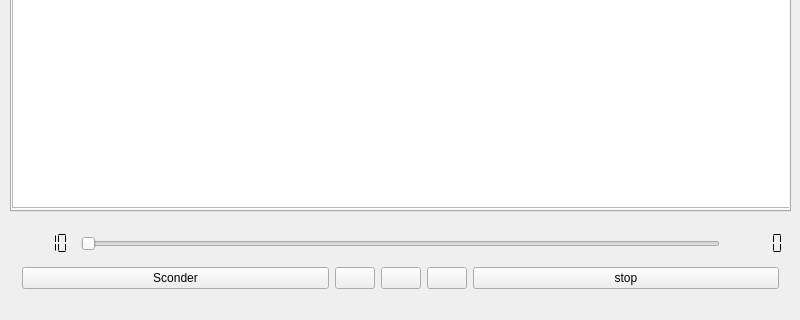
First picture: the form in M_A_C/Forms/mainwindow.ui, repository 4k1x/M_A_C, before the edit; both pictures show x 0 to 800 and y 169 to 489 of the 800 by 489 pixel window.
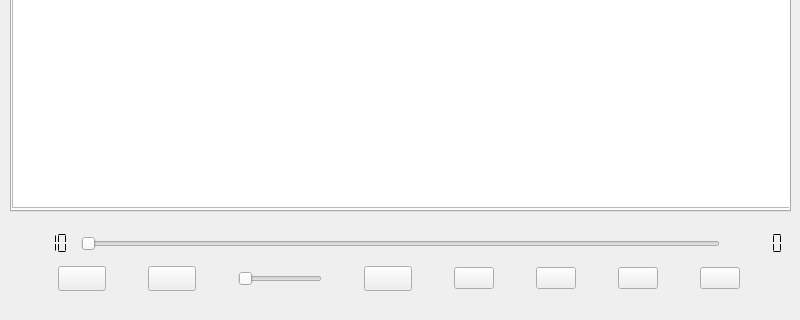
Second picture: the form after the edit. Icons and pictures are not drawn.

Commit message: A;adida funcionalidad a los botones y playlist Falla next y back con una sola caancion

The edit to the form file:
```diff
--- a/M_A_C/Forms/mainwindow.ui
+++ b/M_A_C/Forms/mainwindow.ui
@@ -20,7 +20,7 @@
       <x>0</x>
       <y>390</y>
       <width>801</width>
-      <height>91</height>
+      <height>92</height>
      </rect>
     </property>
     <layout class="QVBoxLayout" name="verticalLayout">
@@ -108,16 +108,79 @@
      </item>
      <item>
       <widget class="QWidget" name="horizontalWidget_2" native="true">
+       <property name="sizePolicy">
+        <sizepolicy hsizetype="Preferred" vsizetype="Preferred">
+         <horstretch>0</horstretch>
+         <verstretch>0</verstretch>
+        </sizepolicy>
+       </property>
        <layout class="QHBoxLayout" name="horizontalLayout_2">
         <item>
-         <widget class="QPushButton" name="btn_hilo">
+         <widget class="QToolButton" name="mute">
           <property name="text">
-           <string>Sconder</string>
+           <string/>
           </property>
+          <property name="icon">
+           <iconset resource="../Resources/iconos.qrc">
+            <normaloff>:/new/iconos/Iconos/icono-mute.png</normaloff>:/new/iconos/Iconos/icono-mute.png</iconset>
+          </property>
+          <property name="iconSize">
+           <size>
+            <width>40</width>
+            <height>40</height>
+           </size>
+          </property>
          </widget>
         </item>
         <item>
-         <widget class="QPushButton" name="pushButton_9">
+         <widget class="QToolButton" name="volumen_down">
+          <property name="text">
+           <string/>
+          </property>
+          <property name="icon">
+           <iconset resource="../Resources/iconos.qrc">
+            <normaloff>:/new/iconos/Iconos/icono-menos.png</normaloff>:/new/iconos/Iconos/icono-menos.png</iconset>
+          </property>
+          <property name="iconSize">
+           <size>
+            <width>40</width>
+            <height>40</height>
+           </size>
+          </property>
+         </widget>
+        </item>
+        <item>
+         <widget class="QSlider" name="volumen">
+          <property name="sizePolicy">
+           <sizepolicy hsizetype="Fixed" vsizetype="Fixed">
+            <horstretch>0</horstretch>
+            <verstretch>0</verstretch>
+           </sizepolicy>
+          </property>
+          <property name="orientation">
+           <enum>Qt::Horizontal</enum>
+          </property>
+         </widget>
+        </item>
+        <item>
+         <widget class="QToolButton" name="volumen_up">
+          <property name="text">
+           <string/>
+          </property>
+          <property name="icon">
+           <iconset resource="../Resources/iconos.qrc">
+            <normaloff>:/new/iconos/Iconos/icono-mas.png</normaloff>:/new/iconos/Iconos/icono-mas.png</iconset>
+          </property>
+          <property name="iconSize">
+           <size>
+            <width>40</width>
+            <height>40</height>
+           </size>
+          </property>
+         </widget>
+        </item>
+        <item>
+         <widget class="QPushButton" name="btn_back">
           <property name="sizePolicy">
            <sizepolicy hsizetype="Fixed" vsizetype="Fixed">
             <horstretch>0</horstretch>
@@ -186,9 +249,25 @@
          </widget>
         </item>
         <item>
-         <widget class="QPushButton" name="stop">
+         <widget class="QPushButton" name="btn_stop">
+          <property name="sizePolicy">
+           <sizepolicy hsizetype="Fixed" vsizetype="Fixed">
+            <horstretch>0</horstretch>
+            <verstretch>0</verstretch>
+           </sizepolicy>
+          </property>
           <property name="text">
-           <string>stop</string>
+           <string/>
+          </property>
+          <property name="icon">
+           <iconset resource="../Resources/iconos.qrc">
+            <normaloff>:/new/iconos/Iconos/icono-stop.png</normaloff>:/new/iconos/Iconos/icono-stop.png</iconset>
+          </property>
+          <property name="iconSize">
+           <size>
+            <width>40</width>
+            <height>40</height>
+           </size>
           </property>
          </widget>
         </item>
```
Left out of the diff: 2 changed lines with no effect on the pictures. The commit also changes 9 other files.
